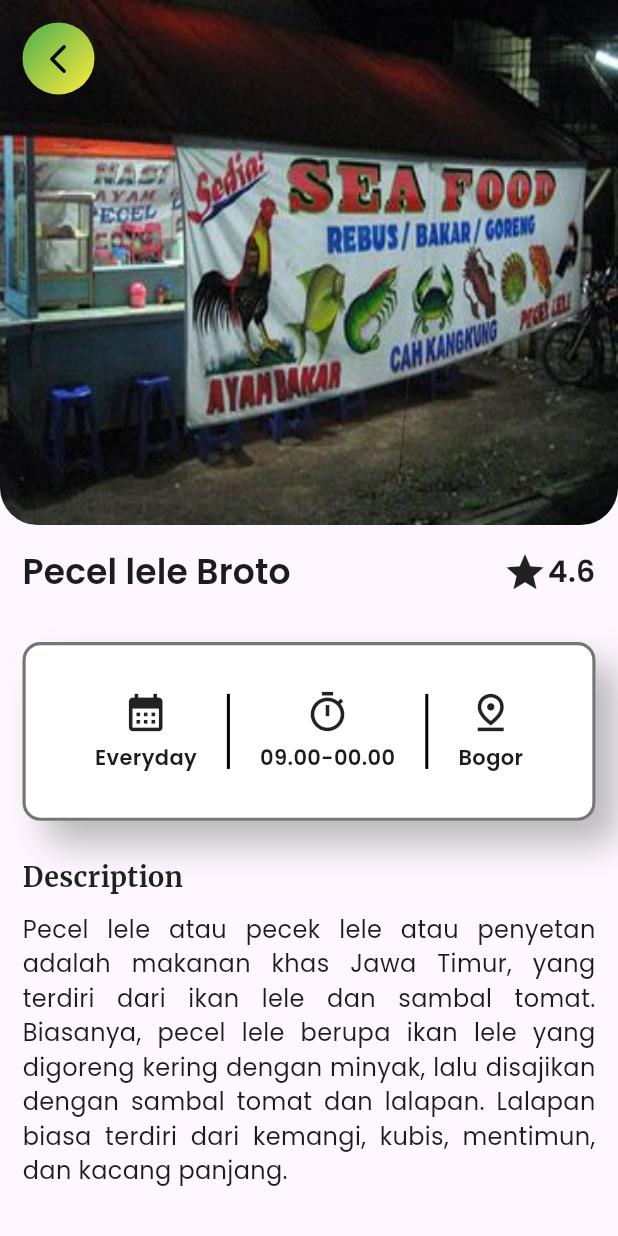
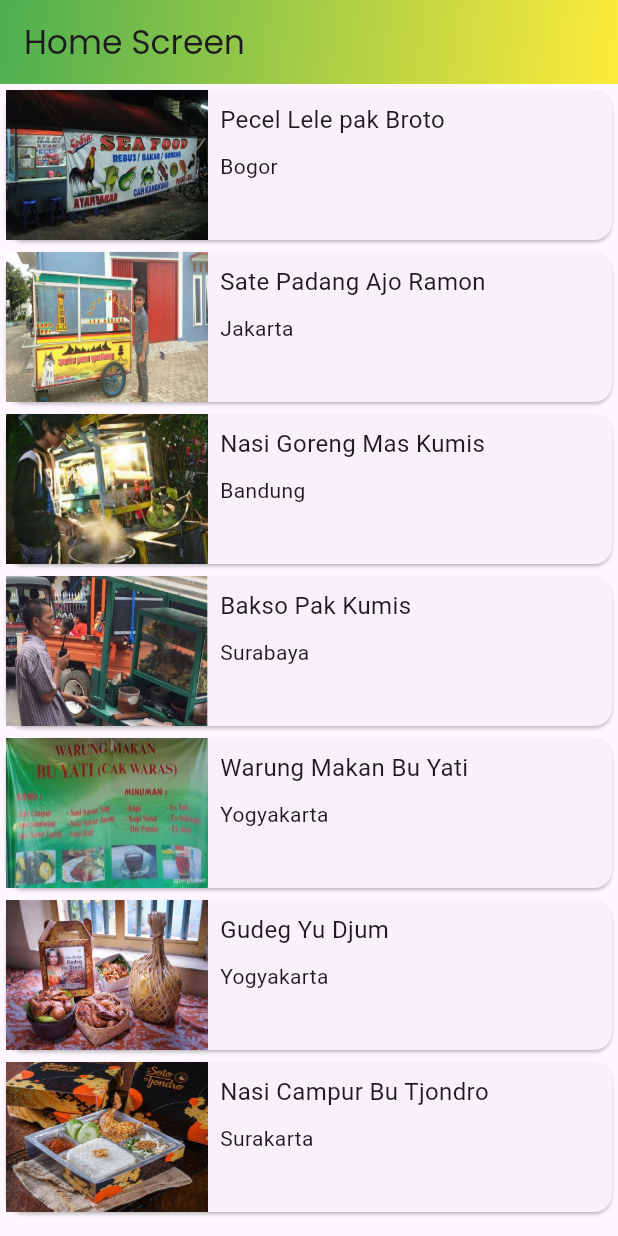
Before and after one commit to ngabroger/belajarflutter_spnj, a Flutter app: the screen it shows after launch, on a phone screen of 412 x 824 dp. Run offline on Flutter 3.47's test engine with Material 3 defaults, Android fonts, the phone set to English and light mode, and no system bars; our stand-ins replace google_fonts.

```diff
--- /dev/null
+++ b/lib/data/restaurant_data.dart
@@ -0,0 +1,84 @@
+class RestaurantPlace {
+  String name;
+  String open;
+  String description;
+  String time;
+  String address;
+  String rating;
+  String imgAsset;
+
+  RestaurantPlace(
+      {required this.name,
+      required this.open,
+      required this.description,
+      required this.address,
+      required this.time,
+      required this.rating,
+      required this.imgAsset});
+}
+
+var RestaurantPlaceList = [
+  RestaurantPlace(
+      name: 'Pecel Lele pak Broto',
+      open: 'Everyday',
+      description:
+          'Pecel Lele pak Broto adalah tempat makan favorit yang terletak di Bogor. Menawarkan pecel lele yang gurih dengan cita rasa yang khas, tempat ini menjadi destinasi wajib bagi pecinta kuliner. Pecel Lele pak Broto buka setiap hari mulai pukul 19.00 hingga 00.00. Dengan rating 4.7, tempat ini menawarkan pengalaman kuliner yang memuaskan bagi pengunjungnya.',
+      address: 'Bogor',
+      time: '19.00-00.00',
+      rating: '4.7',
+      imgAsset: 'assets/images/broto.jpg'),
+  RestaurantPlace(
+      name: 'Sate Padang Ajo Ramon',
+      open: 'Everyday',
+      description:
+          'Sate Padang Ajo Ramon adalah tempat makan yang terkenal dengan sate Padangnya yang lezat. Terletak di Jakarta, tempat ini menyajikan sate Padang dengan bumbu yang mantap dan cita rasa yang otentik. Dibuka setiap hari mulai pukul 17.00 hingga 22.00, tempat ini mendapat rating 4.8 dari pengunjungnya.',
+      address: 'Jakarta',
+      time: '17.00-22.00',
+      rating: '4.8',
+      imgAsset: 'assets/images/sate_padang.jpg'),
+  RestaurantPlace(
+      name: 'Nasi Goreng Mas Kumis',
+      open: 'Everyday',
+      description:
+          'Nasi Goreng Mas Kumis adalah tempat makan favorit di Bandung yang terkenal dengan nasi gorengnya yang lezat. Dengan rasa khas dan harga yang terjangkau, tempat ini menjadi pilihan utama bagi pecinta nasi goreng. Dibuka setiap hari mulai pukul 18.00 hingga 01.00, tempat ini memiliki rating 4.5.',
+      address: 'Bandung',
+      time: '18.00-01.00',
+      rating: '4.5',
+      imgAsset: 'assets/images/nasi_goreng.jpg'),
+  RestaurantPlace(
+      name: 'Bakso Pak Kumis',
+      open: 'Everyday',
+      description:
+          'Bakso Pak Kumis adalah tempat makan yang terkenal dengan bakso lezatnya di Surabaya. Bakso dengan kuah yang gurih dan cita rasa yang otentik, pasti akan membuat Anda ketagihan. Tempat ini buka setiap hari mulai pukul 11.00 hingga 20.00 dan mendapat rating 4.6.',
+      address: 'Surabaya',
+      time: '11.00-20.00',
+      rating: '4.6',
+      imgAsset: 'assets/images/bakso.jpg'),
+  RestaurantPlace(
+      name: 'Warung Makan Bu Yati',
+      open: 'Everyday',
+      description:
+          'Warung Makan Bu Yati adalah tempat makan yang menyajikan masakan rumahan yang lezat di Yogyakarta. Dengan harga terjangkau, Anda dapat menikmati berbagai hidangan lezat di sini. Warung ini buka setiap hari mulai pukul 10.00 hingga 22.00 dan memiliki rating 4.4.',
+      address: 'Yogyakarta',
+      time: '10.00-22.00',
+      rating: '4.4',
+      imgAsset: 'assets/images/bu_yati.jpg'),
+  RestaurantPlace(
+      name: 'Gudeg Yu Djum',
+      open: 'Everyday',
+      description:
+          'Gudeg Yu Djum adalah tempat makan yang terkenal dengan gudeg khas Jogja di Yogyakarta. Dengan cita rasa yang otentik, gudeg di tempat ini wajib dicoba bagi pecinta kuliner. Buka setiap hari mulai pukul 07.00 hingga 22.00, tempat ini mendapat rating 4.7.',
+      address: 'Yogyakarta',
+      time: '07.00-22.00',
+      rating: '4.7',
+      imgAsset: 'assets/images/gudeg.jpg'),
+  RestaurantPlace(
+      name: 'Nasi Campur Bu Tjondro',
+      open: 'Everyday',
+      description:
+          'Nasi Campur Bu Tjondro adalah tempat makan yang terkenal dengan nasi campurnya yang lezat di Surakarta. Dengan berbagai pilihan lauk dan sambal yang nikmat, tempat ini menjadi favorit di kota ini. Buka setiap hari mulai pukul 09.00 hingga 21.00, tempat ini memiliki rating 4.6.',
+      address: 'Surakarta',
+      time: '09.00-21.00',
+      rating: '4.6',
+      imgAsset: 'assets/images/nasi_campur.jpg')
+];
--- a/lib/main.dart
+++ b/lib/main.dart
@@ -1,5 +1,6 @@
 import 'package:flutter/material.dart';
 import 'package:restaurant/screen/detail_screen.dart';
+import 'package:restaurant/screen/home_screen.dart';
 
 void main() {
   runApp(const MainApp());
@@ -11,7 +12,7 @@ class MainApp extends StatelessWidget {
   @override
   Widget build(BuildContext context) {
     return const MaterialApp(
-      home: DetailScreen(),
+      home: HomeScreen(),
     );
   }
 }
--- a/lib/screen/detail_screen.dart
+++ b/lib/screen/detail_screen.dart
@@ -1,8 +1,10 @@
 import 'package:flutter/material.dart';
 import 'package:google_fonts/google_fonts.dart';
+import 'package:restaurant/data/restaurant_data.dart';
 
 class DetailScreen extends StatelessWidget {
-  const DetailScreen({Key? key}) : super(key: key);
+  final RestaurantPlace place;
+  const DetailScreen({Key? key, required this.place}) : super(key: key);
 
   @override
   Widget build(BuildContext context) {
@@ -17,12 +19,15 @@ class DetailScreen extends StatelessWidget {
                 borderRadius: const BorderRadius.only(
                     bottomLeft: Radius.circular(25),
                     bottomRight: Radius.circular(25)),
-                child: SizedBox(
-                  width: 500,
-                  height: 350,
-                  child: Image.asset(
-                    'assets/images/broto.jpg',
-                    fit: BoxFit.fill,
+                child: Expanded(
+                  flex: 1,
+                  child: SizedBox(
+                    width: 500,
+                    height: 350,
+                    child: Image.asset(
+                      place.imgAsset,
+                      fit: BoxFit.fill,
+                    ),
                   ),
                 ),
               ),
@@ -35,7 +40,9 @@ class DetailScreen extends StatelessWidget {
                         end: Alignment.bottomRight),
                     borderRadius: BorderRadius.all(Radius.circular(50))),
                 child: IconButton(
-                    onPressed: () {},
+                    onPressed: () {
+                      Navigator.pop(context);
+                    },
                     icon: const Icon(
                       Icons.arrow_back_ios_rounded,
                       color: Colors.black,
@@ -50,7 +57,7 @@ class DetailScreen extends StatelessWidget {
               mainAxisAlignment: MainAxisAlignment.spaceBetween,
               children: [
                 Text(
-                  'Pecel lele Broto',
+                  place.name,
                   style: GoogleFonts.poppins(
                     fontWeight: FontWeight.w600,
                     letterSpacing: 0.1,
@@ -64,7 +71,7 @@ class DetailScreen extends StatelessWidget {
                       size: 30,
                     ),
                     Text(
-                      '4.6',
+                      place.rating,
                       style: GoogleFonts.poppins(
                           fontWeight: FontWeight.w600, fontSize: 20),
                     ),
@@ -76,7 +83,7 @@ class DetailScreen extends StatelessWidget {
           const SizedBox(height: 15),
           Container(
             margin: const EdgeInsets.symmetric(horizontal: 15),
-            padding: const EdgeInsets.all(30),
+            padding: const EdgeInsets.all(15),
             decoration: BoxDecoration(
                 border: Border.all(width: 2.1, color: Colors.black54),
                 borderRadius: BorderRadius.circular(12),
@@ -99,7 +106,7 @@ class DetailScreen extends StatelessWidget {
                     ),
                     const SizedBox(height: 5),
                     Text(
-                      'Everyday',
+                      place.open,
                       style: GoogleFonts.poppins(
                           fontSize: 14, fontWeight: FontWeight.w600),
                     )
@@ -118,7 +125,7 @@ class DetailScreen extends StatelessWidget {
                     ),
                     const SizedBox(height: 5),
                     Text(
-                      '09.00-00.00',
+                      place.time,
                       style: GoogleFonts.poppins(
                           fontSize: 14, fontWeight: FontWeight.w600),
                     )
@@ -137,7 +144,7 @@ class DetailScreen extends StatelessWidget {
                     ),
                     const SizedBox(height: 5),
                     Text(
-                      'Bogor',
+                      place.address,
                       style: GoogleFonts.poppins(
                           fontSize: 14, fontWeight: FontWeight.w600),
                     )
@@ -163,7 +170,7 @@ class DetailScreen extends StatelessWidget {
                     height: 10,
                   ),
                   Text(
-                    'Pecel lele atau pecek lele atau penyetan adalah makanan khas Jawa Timur, yang terdiri dari ikan lele dan sambal tomat. Biasanya, pecel lele berupa ikan lele yang digoreng kering dengan minyak, lalu disajikan dengan sambal tomat dan lalapan. Lalapan biasa terdiri dari kemangi, kubis, mentimun, dan kacang panjang.',
+                    place.description,
                     style: GoogleFonts.poppins(
                       fontSize: 16,
                     ),
--- /dev/null
+++ b/lib/screen/home_screen.dart
@@ -0,0 +1,80 @@
+import 'package:flutter/material.dart';
+import 'package:google_fonts/google_fonts.dart';
+import 'package:restaurant/data/restaurant_data.dart';
+import 'package:restaurant/screen/detail_screen.dart';
+
+class HomeScreen extends StatelessWidget {
+  const HomeScreen({Key? key}) : super(key: key);
+
+  @override
+  Widget build(BuildContext context) {
+    return Scaffold(
+      appBar: AppBar(
+        title: Text(
+          'Home Screen',
+          style: GoogleFonts.poppins(),
+        ),
+        flexibleSpace: Container(
+          decoration: const BoxDecoration(
+              gradient: LinearGradient(colors: [
+            Colors.green,
+            Colors.yellow,
+          ], begin: Alignment.topLeft, end: Alignment.bottomRight)),
+        ),
+      ),
+      body: ListView.builder(
+        itemBuilder: (context, index) {
+          final RestaurantPlace place = RestaurantPlaceList[index];
+          return InkWell(
+            onTap: () {
+              Navigator.push(context, MaterialPageRoute(
+                builder: (context) {
+                  return DetailScreen(
+                    place: place,
+                  );
+                },
+              ));
+            },
+            child: Card(
+              child: Row(
+                crossAxisAlignment: CrossAxisAlignment.start,
+                children: <Widget>[
+                  Expanded(
+                    flex: 1,
+                    child: Container(
+                        height: 100,
+                        width: 250,
+                        child: Image.asset(
+                          place.imgAsset,
+                          fit: BoxFit.fill,
+                        )),
+                  ),
+                  Expanded(
+                    flex: 2,
+                    child: Padding(
+                      padding: const EdgeInsets.all(8.0),
+                      child: Column(
+                        crossAxisAlignment: CrossAxisAlignment.start,
+                        children: <Widget>[
+                          Text(
+                            place.name,
+                            style: const TextStyle(fontSize: 16.0),
+                          ),
+                          const SizedBox(
+                            height: 10,
+                          ),
+                          Text(place.address),
+                        ],
+                      ),
+                    ),
+                  )
+                ],
+              ),
+            ),
+          );
+        },
+        itemCount: RestaurantPlaceList.length,
+      ),
+    );
+  }
+}
```
Also changed, not shown: assets/images/bakso.jpg (added), assets/images/bu_yati.jpg (added), assets/images/gudeg.jpg (added), assets/images/nasi_campur.jpg (added), assets/images/nasi_goreng.jpg (added), assets/images/sate_padang.jpg (added).
